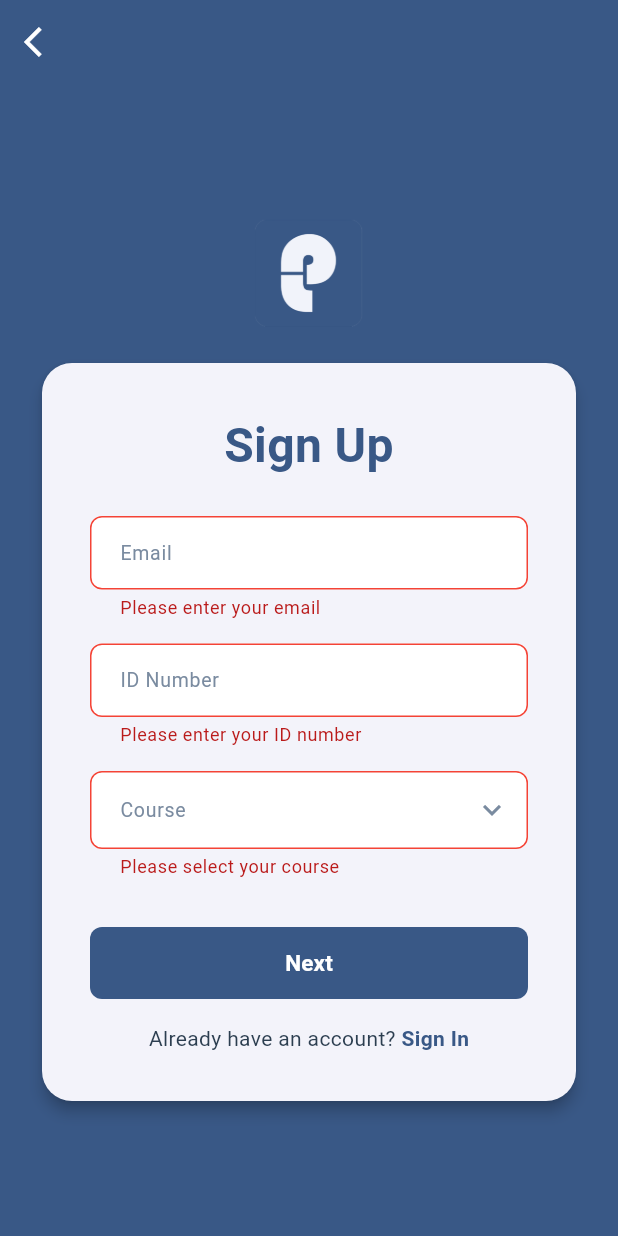
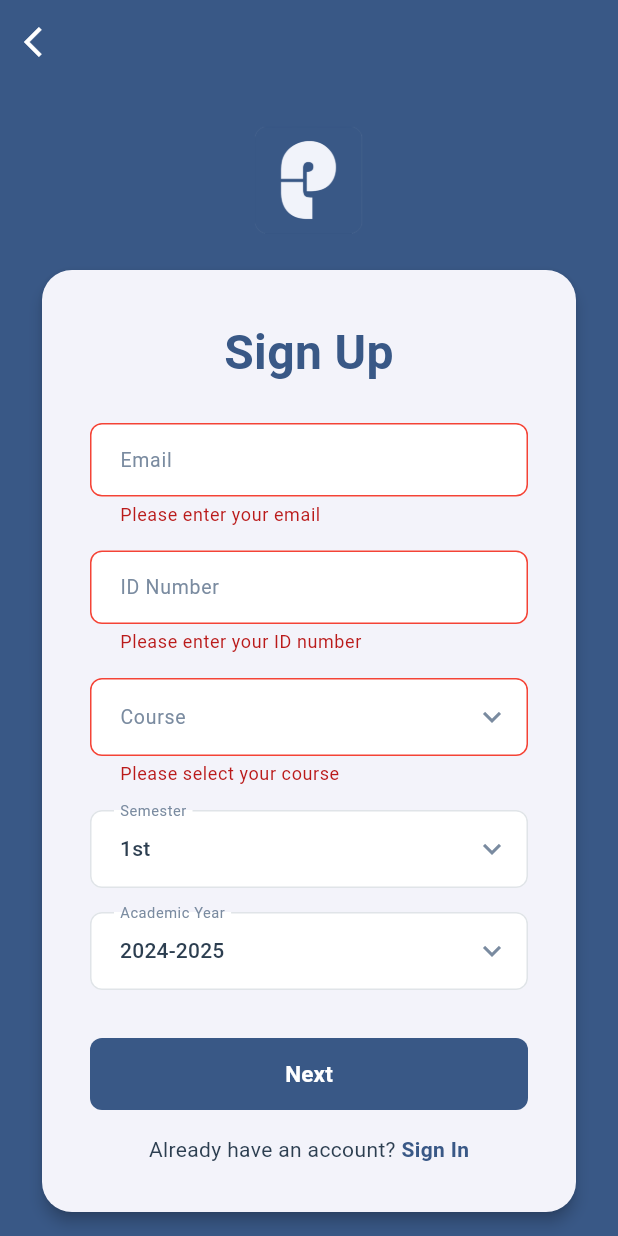
Before and after one commit to mattenarle10/launchpad, a Flutter app: the SignUpScreen screen opened directly, after a tap on "Next", on a phone screen of 412 x 824 dp. Run offline on Flutter 3.47's test engine with Material 3 defaults, Android fonts, the phone set to English and light mode, and no system bars; our stand-ins replace dio, file_picker, flutter_dotenv, shared_preferences; accounts and stored records are empty.

Commit message:
feat: add acad yr dropdown in mobile signup

```diff
--- a/launchpad-app/lib/screens/auth/signup.dart
+++ b/launchpad-app/lib/screens/auth/signup.dart
@@ -31,6 +31,9 @@ class _SignUpScreenState extends State<SignUpScreen> {
   final _emailController = TextEditingController();
   final _idNumberController = TextEditingController();
   String? _selectedCourse;
+  String? _selectedSemester;
+  String? _selectedAcademicYear;
+  late final List<String> _academicYearOptions;
 
   // Page 2 controllers
   final _firstNameController = TextEditingController();
@@ -48,6 +51,20 @@ class _SignUpScreenState extends State<SignUpScreen> {
   String? _corFileName;
 
   bool _isLoading = false;
+
+  @override
+  void initState() {
+    super.initState();
+    final now = DateTime.now();
+    final currentYear = now.year;
+    _academicYearOptions = List.generate(4, (index) {
+      final startYear = currentYear - 1 + index;
+      final endYear = startYear + 1;
+      return '$startYear-$endYear';
+    });
+    _selectedSemester = '1st';
+    _selectedAcademicYear = _academicYearOptions.first;
+  }
 
   @override
   void dispose() {
@@ -134,6 +151,8 @@ class _SignUpScreenState extends State<SignUpScreen> {
         'course': _selectedCourse,
         'contact_num': _contactController.text.trim(),
         'password': _passwordController.text,
+        'semester': _selectedSemester,
+        'academic_year': _selectedAcademicYear,
         'cor': await MultipartFile.fromFile(
           _corFile!.path,
           filename: _corFileName,
@@ -287,6 +306,40 @@ class _SignUpScreenState extends State<SignUpScreen> {
                     validator: (value) {
                       if (value == null || value.isEmpty) {
                         return 'Please select your course';
+                      }
+                      return null;
+                    },
+                  ),
+                  const SizedBox(height: 16),
+                  CustomDropdown(
+                    label: 'Semester',
+                    value: _selectedSemester,
+                    items: const ['1st', '2nd', 'summer'],
+                    onChanged: (value) {
+                      setState(() {
+                        _selectedSemester = value;
+                      });
+                    },
+                    validator: (value) {
+                      if (value == null || value.isEmpty) {
+                        return 'Please select your semester';
+                      }
+                      return null;
+                    },
+                  ),
+                  const SizedBox(height: 16),
+                  CustomDropdown(
+                    label: 'Academic Year',
+                    value: _selectedAcademicYear,
+                    items: _academicYearOptions,
+                    onChanged: (value) {
+                      setState(() {
+                        _selectedAcademicYear = value;
+                      });
+                    },
+                    validator: (value) {
+                      if (value == null || value.isEmpty) {
+                        return 'Please select your academic year';
                       }
                       return null;
                     },
```
